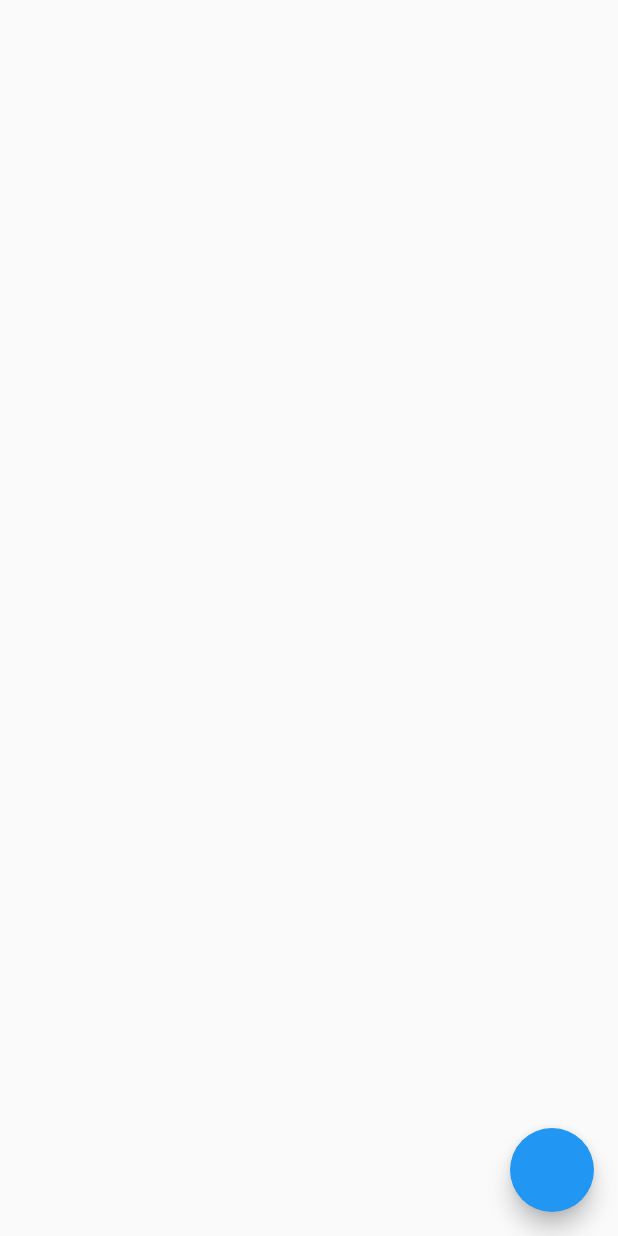
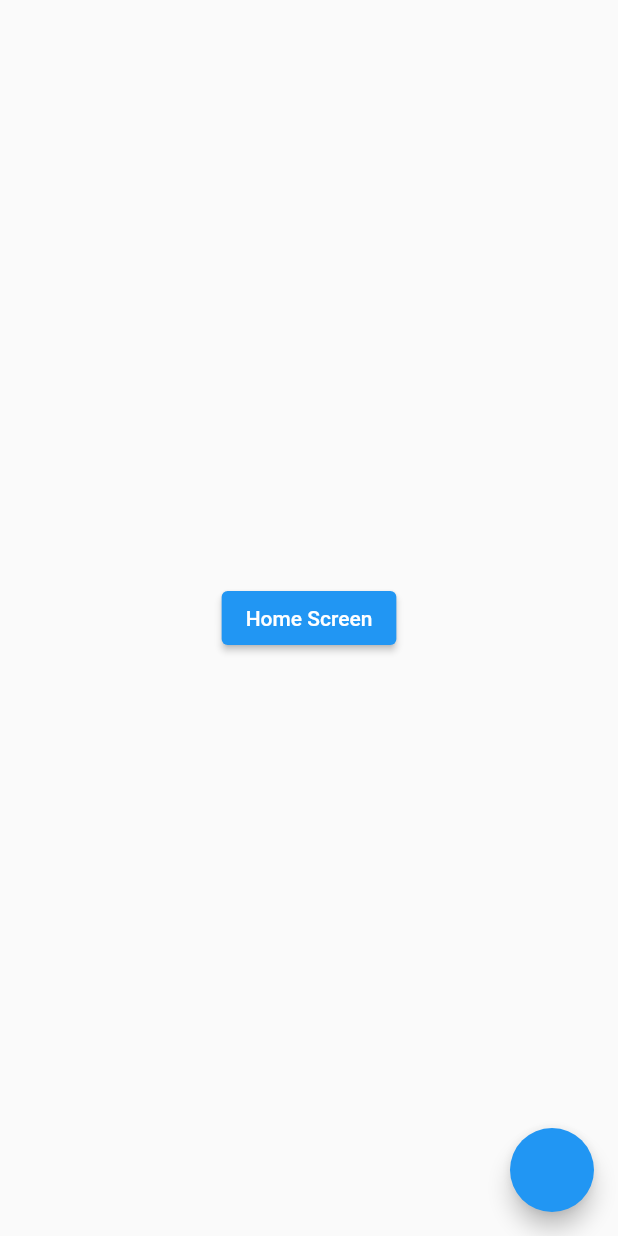
Before and after one commit to ShivamMenda/GetXDemo, a Flutter app: the screen it shows after launch, on a phone screen of 412 x 824 dp. Run offline on Flutter 3.47's test engine with Material 2 defaults, Android fonts, the phone set to English and light mode, and no system bars; our stand-ins replace get, image_picker.

Commit message:
Implemented Routing using GetPages

```diff
--- a/lib/main.dart
+++ b/lib/main.dart
@@ -2,7 +2,7 @@
 
 import 'package:flutter/material.dart';
 import 'package:get/get.dart';
-import 'package:getx_demo/view/splash_screen.dart';
+import 'package:getx_demo/res/routes/routes.dart';
 
 void main() {
   runApp(const MyApp());
@@ -22,7 +22,7 @@ class _MyAppState extends State<MyApp> {
     return GetMaterialApp(
       debugShowCheckedModeBanner: false,
       title: "GetX",
-      home: SplashScreen(),
+      getPages: AppRoutes.appRoutes(),
     );
   }
 }
--- /dev/null
+++ b/lib/res/routes/routes.dart
@@ -0,0 +1,17 @@
+import 'package:get/get.dart';
+import 'package:getx_demo/res/routes/routes_names.dart';
+import 'package:getx_demo/view/home_page.dart';
+import 'package:getx_demo/view/image_picker_page.dart';
+import 'package:getx_demo/view/login_signup_page.dart';
+import 'package:getx_demo/view/splash_screen.dart';
+import 'package:getx_demo/view/state_page.dart';
+
+class AppRoutes {
+  static appRoutes() => [
+        GetPage(name: RoutesNames.splashScreen, page: () => SplashScreen()),
+        GetPage(name: RoutesNames.homeScreen, page: () => HomePage()),
+        GetPage(name: RoutesNames.stateScreen, page: ()=> StatePage()),
+        GetPage(name: RoutesNames.imagePickScreen, page: ()=> ImagePickerPage()),
+        GetPage(name: RoutesNames.loginScreen, page: ()=> LoginSignupPage()),
+      ];
+}
--- /dev/null
+++ b/lib/res/routes/routes_names.dart
@@ -0,0 +1,7 @@
+class RoutesNames {
+  static const String splashScreen = "/";
+  static const String loginScreen = "/login_screen";
+  static const String homeScreen = "/home_screen";
+  static const String stateScreen = "/state_screen";
+  static const String imagePickScreen = "/image_pick_screen";
+}
--- a/lib/view/home_page.dart
+++ b/lib/view/home_page.dart
@@ -1,8 +1,5 @@
 import 'package:flutter/material.dart';
 import 'package:get/get.dart';
-import 'package:getx_demo/view/image_picker_page.dart';
-import 'package:getx_demo/view/login_signup_page.dart';
-import 'package:getx_demo/view/state_page.dart';
 
 class HomePage extends StatelessWidget {
   const HomePage({Key? key}) : super(key: key);
@@ -60,25 +57,25 @@ class HomePage extends StatelessWidget {
           ),
           ElevatedButton(
             onPressed: () {
-              Get.to(() => StatePage());
+              Get.toNamed("/state_screen");
             },
             child: Text("State Page"),
           ),
           ElevatedButton(
             onPressed: () {
-              Get.to(() => ImagePickerPage());
+              Get.toNamed("/image_pick_screen");
             },
             child: Text("Image Picker Page"),
           ),
           ElevatedButton(
             onPressed: () {
-              Get.to(() => LoginSignupPage());
+              Get.toNamed("/login_screen");
             },
             child: Text("Login/Signup Page"),
           ),
           ElevatedButton(
             onPressed: () {
-              Get.to(() => LoginSignupPage());
+              Get.toNamed("/login_screen");
             },
             child: Text("API"),
           ),
--- a/lib/view/splash_screen.dart
+++ b/lib/view/splash_screen.dart
@@ -1,4 +1,5 @@
 import 'package:flutter/material.dart';
+import 'package:get/get.dart';
 import 'package:getx_demo/data/app_exceptions.dart';
 
 class SplashScreen extends StatefulWidget {
@@ -12,6 +13,13 @@ class _SplashScreenState extends State<SplashScreen> {
   @override
   Widget build(BuildContext context) {
     return Scaffold(
+      body: Center(
+          child: ElevatedButton(
+        onPressed: () {
+          Get.toNamed('/home_screen');
+        },
+        child: Text("Home Screen"),
+      )),
       floatingActionButton: FloatingActionButton(onPressed: () {
         throw InternetExceptions("");
       }),
```
Also changed, not shown: lib/utils/utils.dart (added), 1 other file.
